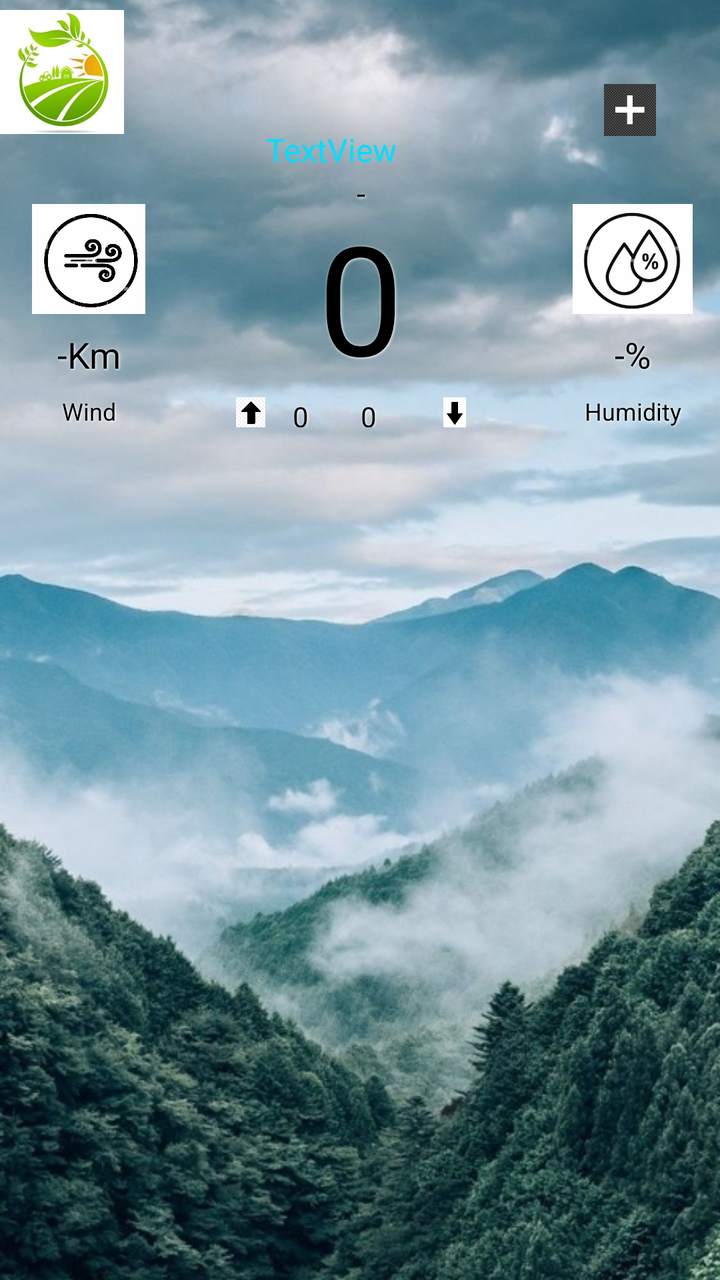
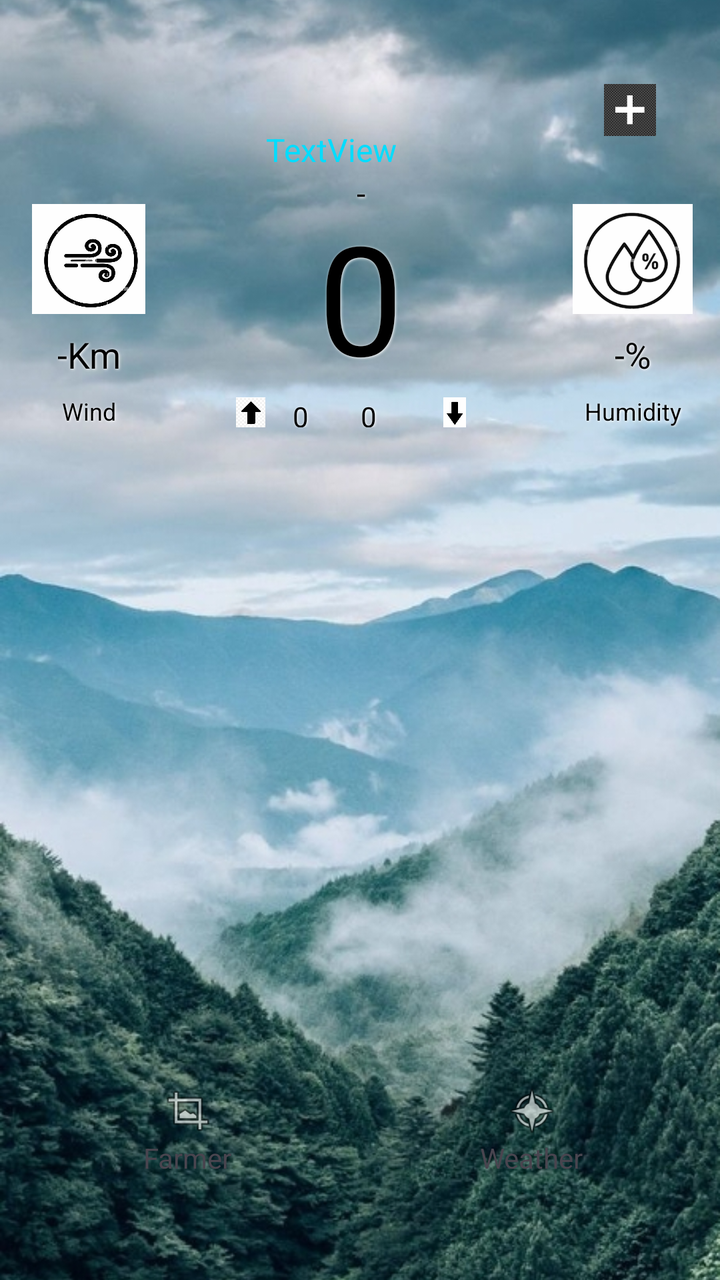

Before-and-after screenshots of an Android layout around one commit, followed by the original layout XML and the change that was made.
<!-- AndroidManifest.xml: application theme Theme.WhetherTracker -->
<!-- res/layout/activity_main.xml -->
<?xml version="1.0" encoding="utf-8"?>
<androidx.constraintlayout.widget.ConstraintLayout xmlns:android="http://schemas.android.com/apk/res/android"
    xmlns:app="http://schemas.android.com/apk/res-auto"
    xmlns:tools="http://schemas.android.com/tools"
    android:id="@+id/WeatherView"
    android:layout_width="match_parent"
    android:layout_height="match_parent"
    tools:context=".Activity.MainActivity">


    <ImageView
        android:id="@+id/bgimage"
        android:layout_width="0dp"
        android:layout_height="0dp"
        android:scaleType="centerCrop"
        app:layout_constraintBottom_toBottomOf="parent"
        app:layout_constraintEnd_toEndOf="parent"
        app:layout_constraintHorizontal_bias="1.0"
        app:layout_constraintStart_toStartOf="parent"
        app:layout_constraintTop_toTopOf="parent"
        app:layout_constraintVertical_bias="0.0"
        app:srcCompat="@drawable/weather" />


    <ImageView
        android:id="@+id/addCity"
        android:layout_width="26dp"
        android:layout_height="46dp"
        android:layout_marginTop="32dp"
        android:layout_marginEnd="32dp"
        app:layout_constraintBottom_toBottomOf="parent"
        app:layout_constraintEnd_toEndOf="parent"
        app:layout_constraintHorizontal_bias="1.0"
        app:layout_constraintStart_toStartOf="parent"
        app:layout_constraintTop_toTopOf="@+id/bgimage"
        app:layout_constraintVertical_bias="0.0"
        app:srcCompat="@drawable/plus" />

    <TextView
        android:id="@+id/cityText"
        android:layout_width="wrap_content"
        android:layout_height="wrap_content"
        android:layout_marginTop="64dp"
        android:text="TextView"
        android:textColor="@android:color/holo_blue_bright"
        android:textSize="16sp"
        app:layout_constraintBottom_toBottomOf="parent"
        app:layout_constraintEnd_toEndOf="parent"
        app:layout_constraintHorizontal_bias="0.451"
        app:layout_constraintStart_toStartOf="parent"
        app:layout_constraintTop_toTopOf="parent"
        app:layout_constraintVertical_bias="0.0" />

    <ProgressBar
        android:id="@+id/progressBar"
        style="?android:attr/progressBarStyle"
        android:layout_width="wrap_content"
        android:layout_height="wrap_content"
        app:layout_constraintBottom_toBottomOf="parent"
        app:layout_constraintEnd_toEndOf="parent"
        app:layout_constraintStart_toStartOf="parent"
        app:layout_constraintTop_toTopOf="parent" />

    <LinearLayout
        android:id="@+id/detailLayout"
        android:layout_width="408dp"
        android:layout_height="128dp"
        android:gravity=""
        android:orientation="horizontal"
        app:layout_constraintEnd_toEndOf="parent"
        app:layout_constraintStart_toStartOf="parent"
        app:layout_constraintTop_toBottomOf="@+id/cityText">

        <LinearLayout
            android:layout_width="match_parent"
            android:layout_height="match_parent"
            android:layout_gravity="bottom"
            android:layout_weight="1"
            android:gravity="bottom"
            android:orientation="vertical">

            <ImageView
                android:id="@+id/imageView31"
                android:layout_width="match_parent"
                android:layout_height="55dp"
                app:srcCompat="@drawable/wind" />

            <TextView
                android:id="@+id/windTxt"
                android:layout_width="match_parent"
                android:layout_height="wrap_content"
                android:layout_margin="8dp"
                android:shadowColor="@color/white"
                android:shadowDx="1"
                android:shadowDy="1"
                android:shadowRadius="3"
                android:text="-Km"
                android:textAlignment="center"
                android:textColor="@color/black"
                android:textSize="18sp" />

            <TextView
                android:id="@+id/textView3"
                android:layout_width="match_parent"
                android:layout_height="wrap_content"
                android:shadowColor="@color/white"
                android:shadowDx="1"
                android:shadowDy="1"
                android:shadowRadius="3"
                android:text="Wind"
                android:textAlignment="center"
                android:textColor="@color/black"
                android:textSize="12sp" />
        </LinearLayout>

        <LinearLayout
            android:layout_width="wrap_content"
            android:layout_height="wrap_content"
            android:layout_weight="1"
            android:orientation="vertical">

            <TextView
                android:id="@+id/statusText"
                android:layout_width="match_parent"
                android:layout_height="wrap_content"
                android:shadowColor="@color/white"
                android:shadowDx="1"
                android:shadowDy="1"
                android:shadowRadius="3"
                android:text="-"
                android:textAlignment="center"
                android:textColor="@color/black"
                android:textSize="16sp" />

            <TextView
                android:id="@+id/currentTempText"
                android:layout_width="match_parent"
                android:layout_height="match_parent"
                android:layout_marginTop="-10dp"
                android:shadowColor="@color/white"
                android:shadowDx="1"
                android:shadowDy="1"
                android:shadowRadius="3"
                android:text="0"
                android:textAlignment="center"
                android:textColor="@color/black"
                android:textSize="76dp" />

            <LinearLayout
                android:layout_width="match_parent"
                android:layout_height="45dp"
                android:layout_gravity="center"
                android:layout_weight="1"
                android:orientation="horizontal">

                <ImageView
                    android:id="@+id/imageView18"
                    android:layout_width="match_parent"
                    android:layout_height="match_parent"
                    android:layout_gravity="center"
                    android:layout_marginEnd="8dp"
                    android:layout_weight="1"
                    app:srcCompat="@drawable/up" />

                <TextView
                    android:id="@+id/maxTempTxt"
                    android:layout_width="match_parent"
                    android:layout_height="wrap_content"
                    android:layout_marginEnd="16dp"
                    android:layout_weight="1"
                    android:shadowColor="@color/white"
                    android:shadowDx="1"
                    android:shadowDy="1"
                    android:shadowRadius="3"
                    android:text="0"
                    android:textColor="@color/black" />

                <TextView
                    android:id="@+id/minTempTxt"
                    android:layout_width="match_parent"
                    android:layout_height="wrap_content"
                    android:layout_weight="1"
                    android:shadowColor="@color/white"
                    android:shadowDx="1"
                    android:shadowDy="1"
                    android:shadowRadius="3"
                    android:text="0"
                    android:textColor="@color/black"
                    android:textSize="14sp" />

                <ImageView
                    android:id="@+id/imageView3"
                    android:layout_width="match_parent"
                    android:layout_height="wrap_content"
                    android:layout_gravity="center"
                    android:layout_marginEnd="8dp"
                    android:layout_weight="1"
                    app:srcCompat="@drawable/down" />

            </LinearLayout>

        </LinearLayout>

        <LinearLayout
            android:layout_width="match_parent"
            android:layout_height="wrap_content"
            android:layout_gravity="bottom"
            android:layout_weight="1"
            android:orientation="vertical">

            <ImageView
                android:id="@+id/imageView33"
                android:layout_width="match_parent"
                android:layout_height="55dp"
                app:srcCompat="@drawable/humidity" />

            <TextView
                android:id="@+id/humidityTxt"
                android:layout_width="match_parent"
                android:layout_height="wrap_content"
                android:layout_margin="8dp"
                android:shadowColor="@color/white"
                android:shadowDx="1"
                android:shadowDy="1"
                android:shadowRadius="3"
                android:text="-%"
                android:textAlignment="center"
                android:textColor="@color/black"
                android:textSize="18sp" />

            <TextView
                android:id="@+id/textView33"
                android:layout_width="match_parent"
                android:layout_height="wrap_content"
                android:shadowColor="@color/white"
                android:shadowDx="1"
                android:shadowDy="1"
                android:shadowRadius="3"
                android:text="Humidity"
                android:textAlignment="center"
                android:textColor="@color/black"
                android:textSize="12sp" />
        </LinearLayout>

    </LinearLayout>


    <androidx.constraintlayout.widget.ConstraintLayout
        android:id="@+id/blueView"
        android:layout_width="match_parent"
        android:layout_height="143dp"
        android:layout_marginStart="24dp"
        android:layout_marginEnd="24dp"
        android:layout_marginBottom="32dp"
        android:background="@drawable/forecast_bg"

        android:visibility="gone"
        app:layout_constraintBottom_toBottomOf="@id/bgimage"
        app:layout_constraintEnd_toEndOf="parent"
        app:layout_constraintStart_toStartOf="parent">

        <androidx.constraintlayout.widget.ConstraintLayout
            android:layout_width="match_parent"
            android:layout_height="match_parent">

            <androidx.recyclerview.widget.RecyclerView
                android:id="@+id/forecastView"
                android:layout_width="match_parent"
                android:layout_height="match_parent"
                app:layout_constraintBottom_toBottomOf="parent"
                app:layout_constraintEnd_toEndOf="parent"
                app:layout_constraintStart_toStartOf="parent"
                app:layout_constraintTop_toTopOf="parent" />

        </androidx.constraintlayout.widget.ConstraintLayout>

    </androidx.constraintlayout.widget.ConstraintLayout>

    <ImageView
        android:id="@+id/imgFarmer"
        android:layout_width="62dp"
        android:layout_height="72dp"
        app:srcCompat="@drawable/farm"
        tools:layout_editor_absoluteX="4dp"
        tools:ignore="MissingConstraints" />


</androidx.constraintlayout.widget.ConstraintLayout>
<!-- resources referenced by this layout -->
<resources>
  <color name="black">#FF000000</color>
  <color name="white">#FFFFFFFF</color>
  <!-- drawable down: jpeg bitmap (drawable, 4271 bytes) -->
  <!-- drawable farm: jpeg bitmap (drawable, 43665 bytes) -->
  <!-- drawable forecast_bg (drawable) -->
  <?xml version="1.0" encoding="utf-8"?>
  <selector xmlns:android="http://schemas.android.com/apk/res/android">
  <item>
      <shape android:shape="rectangle">
          <corners android:radius="20dp"/>
          <stroke android:color="@color/white" android:width="1dp"/>
          <solid android:color="#05FFFFFF"/>
      </shape>
  </item>
  </selector>
  <!-- drawable humidity: jpeg bitmap (drawable, 20101 bytes) -->
  <!-- drawable plus: jpeg bitmap (drawable, 71456 bytes) -->
  <!-- drawable up: jpeg bitmap (drawable, 29332 bytes) -->
  <!-- drawable weather: jpeg bitmap (drawable, 268323 bytes) -->
  <!-- drawable wind: jpeg bitmap (drawable, 68829 bytes) -->
  <style name="Theme.WhetherTracker" parent="Base.Theme.WhetherTracker">
          <item name="android:windowTranslucentStatus">true
          </item>
      </style>
  <style name="Base.Theme.WhetherTracker" parent="Theme.Material3.DayNight.NoActionBar">
          
          
      </style>
</resources>

<!-- the commit's change to res/layout/activity_main.xml (unified diff, before → after) -->
@@ -251,7 +251,7 @@
         android:layout_height="143dp"
         android:layout_marginStart="24dp"
         android:layout_marginEnd="24dp"
-        android:layout_marginBottom="32dp"
+        android:layout_marginBottom="220dp"
         android:background="@drawable/forecast_bg"
 
         android:visibility="gone"
@@ -274,15 +274,64 @@
 
         </androidx.constraintlayout.widget.ConstraintLayout>
 
+
     </androidx.constraintlayout.widget.ConstraintLayout>
-
-    <ImageView
-        android:id="@+id/imgFarmer"
-        android:layout_width="62dp"
-        android:layout_height="72dp"
-        app:srcCompat="@drawable/farm"
-        tools:layout_editor_absoluteX="4dp"
-        tools:ignore="MissingConstraints" />
+    
+    <LinearLayout
+        android:id="@+id/bottomNav"
+        android:layout_width="0dp"
+        android:layout_height="70dp"
+        android:orientation="horizontal"
+        android:background="@android:color/transparent"
+        android:tint="@android:color/white"
+        android:weightSum="2"
+        android:padding="8dp"
+        android:layout_marginBottom="40dp"
+        app:layout_constraintBottom_toBottomOf="parent"
+        app:layout_constraintStart_toStartOf="parent"
+        app:layout_constraintEnd_toEndOf="parent">
+
+        
+        <LinearLayout
+            android:id="@+id/btnFarmer"
+            android:layout_width="0dp"
+            android:layout_height="match_parent"
+            android:layout_weight="1"
+            android:orientation="vertical"
+            android:gravity="center">
+
+            <ImageView
+                android:layout_width="28dp"
+                android:layout_height="28dp"
+                android:src="@android:drawable/ic_menu_crop"/>
+
+            <TextView
+                android:layout_width="wrap_content"
+                android:layout_height="wrap_content"
+                android:text="Farmer"/>
+        </LinearLayout>
+
+        
+        <LinearLayout
+            android:id="@+id/btnWeather"
+            android:layout_width="0dp"
+            android:layout_height="match_parent"
+            android:layout_weight="1"
+            android:orientation="vertical"
+            android:gravity="center">
+
+            <ImageView
+                android:layout_width="28dp"
+                android:layout_height="28dp"
+                android:src="@android:drawable/ic_menu_compass"/>
+
+            <TextView
+                android:layout_width="wrap_content"
+                android:layout_height="wrap_content"
+                android:text="Weather"/>
+        </LinearLayout>
+
+    </LinearLayout>
 
 
 </androidx.constraintlayout.widget.ConstraintLayout>
<!-- resource entries referenced after the edit -->
@@ -3,7 +3,6 @@
   <color name="black">#FF000000</color>
   <color name="white">#FFFFFFFF</color>
   <!-- drawable down: jpeg bitmap (drawable, 4271 bytes) -->
-  <!-- drawable farm: jpeg bitmap (drawable, 43665 bytes) -->
   <!-- drawable forecast_bg (drawable) -->
   <?xml version="1.0" encoding="utf-8"?>
   <selector xmlns:android="http://schemas.android.com/apk/res/android">
